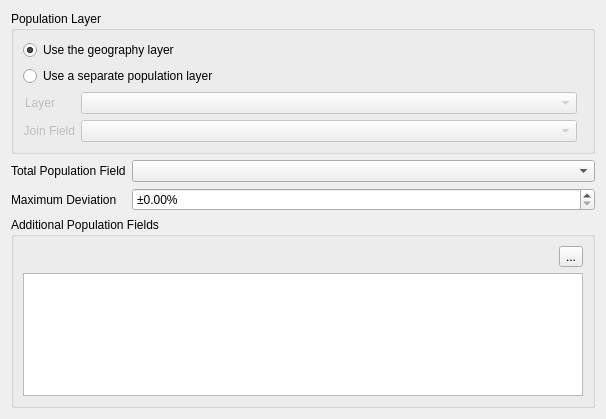
Before: the Qt Designer form ui/WzpEditPlanPopPage.ui in couteau/qgis_redistricting, drawn with Qt 5.
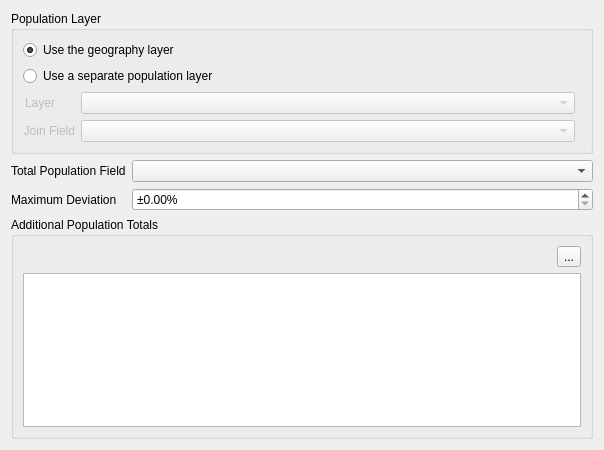
After: the same form once the commit is applied. Custom widgets are drawn as their Qt base class.

Commit message: gui work for population fields

The edit to the form file:
```diff
--- a/ui/WzpEditPlanPopPage.ui
+++ b/ui/WzpEditPlanPopPage.ui
@@ -6,8 +6,8 @@
    <rect>
     <x>0</x>
     <y>0</y>
-    <width>606</width>
-    <height>419</height>
+    <width>604</width>
+    <height>450</height>
    </rect>
   </property>
   <property name="windowTitle">
@@ -133,7 +133,7 @@
    <item row="3" column="0" colspan="2">
     <widget class="QGroupBox" name="gbxPopFields">
      <property name="title">
-      <string>Additional Population Fields</string>
+      <string>Additional Population Totals</string>
      </property>
      <layout class="QGridLayout" name="gridLayout_3">
       <item row="0" column="0">
```
Left out of the diff: 2 changed lines with no effect on the pictures. The commit also changes 7 other files.
